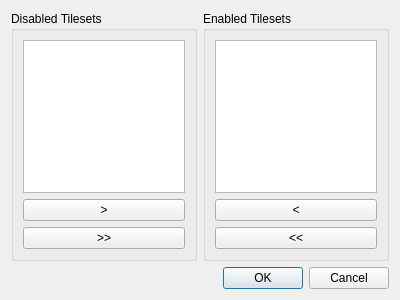
kralle333/tiled, file src/tiled/setallowedtilesetsdialog.ui: the form before one commit.
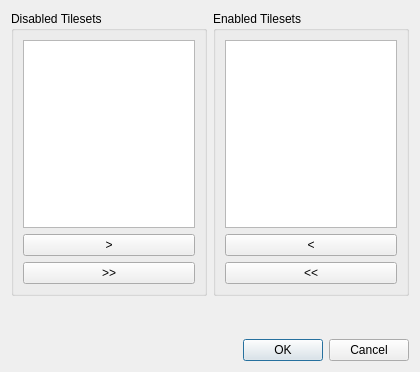
The form after the commit.

Commit message:
Mainly a commit to change branch. Old way of locking tilesets to layers no longer is functional
Now shows a button to switch between showing allowed tilesets and all tilesets: Not functional yet
New dialog box that shows tilesets and ability to disable enable them: New lists are not yet used

Diff of the .ui file:
```diff
--- a/src/tiled/setallowedtilesetsdialog.ui
+++ b/src/tiled/setallowedtilesetsdialog.ui
@@ -1,13 +1,13 @@
 <?xml version="1.0" encoding="UTF-8"?>
 <ui version="4.0">
  <class>SetAllowedTilesetsDialog</class>
- <widget class="QDialog" name="SetAllowedTilesetsDialog">
+ <widget class="QWidget" name="SetAllowedTilesetsDialog">
   <property name="geometry">
    <rect>
     <x>0</x>
     <y>0</y>
-    <width>400</width>
-    <height>300</height>
+    <width>420</width>
+    <height>372</height>
    </rect>
   </property>
   <property name="windowTitle">
@@ -66,7 +66,7 @@
      </layout>
     </widget>
    </item>
-   <item row="1" column="0">
+   <item row="1" column="0" colspan="2">
     <spacer name="verticalSpacer">
      <property name="orientation">
       <enum>Qt::Vertical</enum>
@@ -74,7 +74,7 @@
      <property name="sizeHint" stdset="0">
       <size>
        <width>20</width>
-       <height>1</height>
+       <height>40</height>
       </size>
      </property>
     </spacer>
```
Left out of the diff: 37 changed lines with no effect on the pictures. The commit also changes 10 other files.
